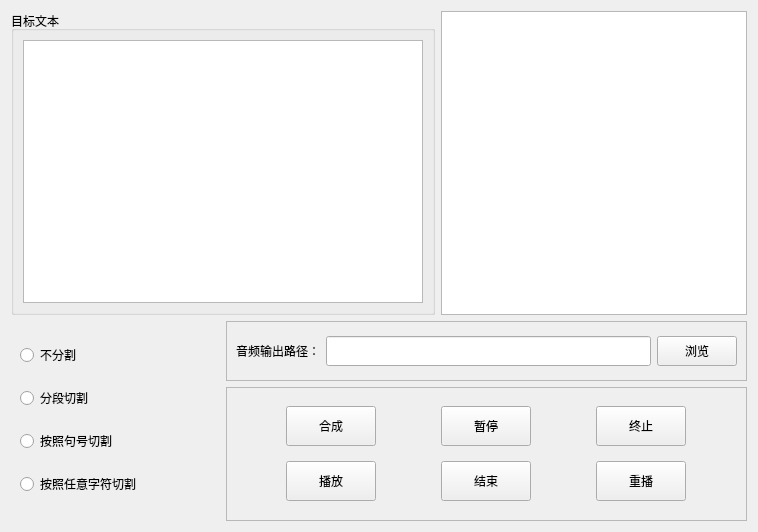
Above: LogGpt/setcompounddialogwidget.ui from log159/LogChat before the change. Below: the same form after it.
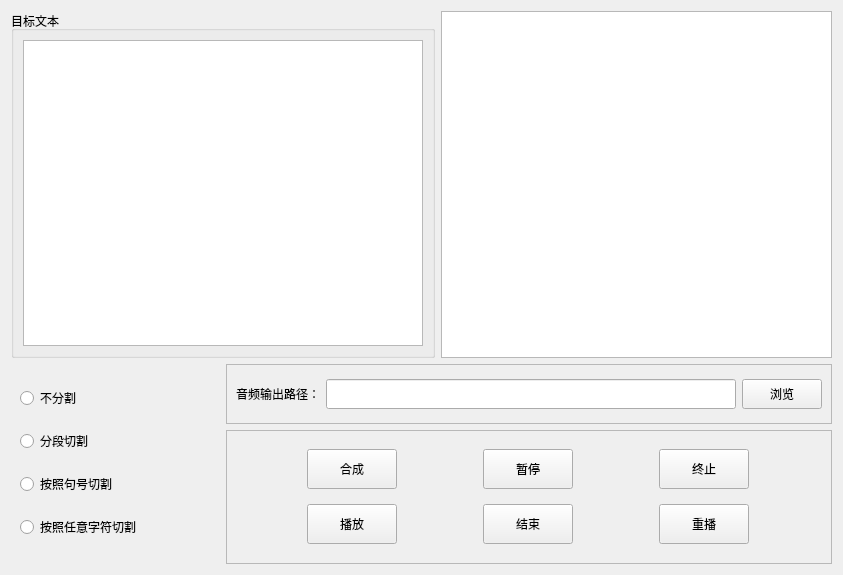
That is the form after the change.

Patch:
```diff
--- a/LogGpt/setcompounddialogwidget.ui
+++ b/LogGpt/setcompounddialogwidget.ui
@@ -6,8 +6,8 @@
    <rect>
     <x>0</x>
     <y>0</y>
-    <width>758</width>
-    <height>532</height>
+    <width>843</width>
+    <height>575</height>
    </rect>
   </property>
   <property name="windowTitle">
```
